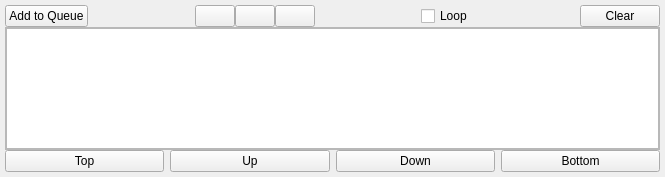
Qt form src/QSview/resources/queue_editor.ui (BCDA-APS/QSview) before a commit.
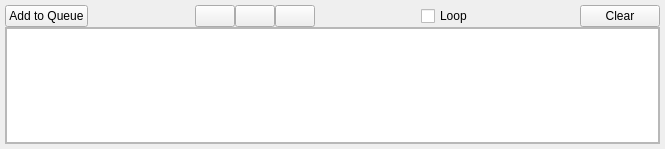
The same form after that commit. Icons and pictures are not drawn.

Commit message: Clean up UI (remove buttons & plan editor)

Diff of the .ui file:
```diff
--- a/src/QSview/resources/queue_editor.ui
+++ b/src/QSview/resources/queue_editor.ui
@@ -7,7 +7,7 @@
     <x>0</x>
     <y>0</y>
     <width>665</width>
-    <height>177</height>
+    <height>149</height>
    </rect>
   </property>
   <property name="windowTitle">
@@ -191,50 +191,6 @@
       <property name="bottomMargin">
        <number>0</number>
       </property>
-      <item>
-       <widget class="QPushButton" name="moveTopButton">
-        <property name="text">
-         <string>Top</string>
-        </property>
-        <property name="icon">
-         <iconset>
-          <normaloff>icons/top.png</normaloff>icons/top.png</iconset>
-        </property>
-       </widget>
-      </item>
-      <item>
-       <widget class="QPushButton" name="moveUpButton">
-        <property name="text">
-         <string>Up</string>
-        </property>
-        <property name="icon">
-         <iconset>
-          <normaloff>icons/up.png</normaloff>icons/up.png</iconset>
-        </property>
-       </widget>
-      </item>
-      <item>
-       <widget class="QPushButton" name="moveDownButton">
-        <property name="text">
-         <string>Down</string>
-        </property>
-        <property name="icon">
-         <iconset>
-          <normaloff>icons/down.png</normaloff>icons/down.png</iconset>
-        </property>
-       </widget>
-      </item>
-      <item>
-       <widget class="QPushButton" name="moveBottomButton">
-        <property name="text">
-         <string>Bottom</string>
-        </property>
-        <property name="icon">
-         <iconset>
-          <normaloff>icons/bottom.png</normaloff>icons/bottom.png</iconset>
-        </property>
-       </widget>
-      </item>
      </layout>
     </widget>
    </item>
```
The commit also changes 6 other files.
